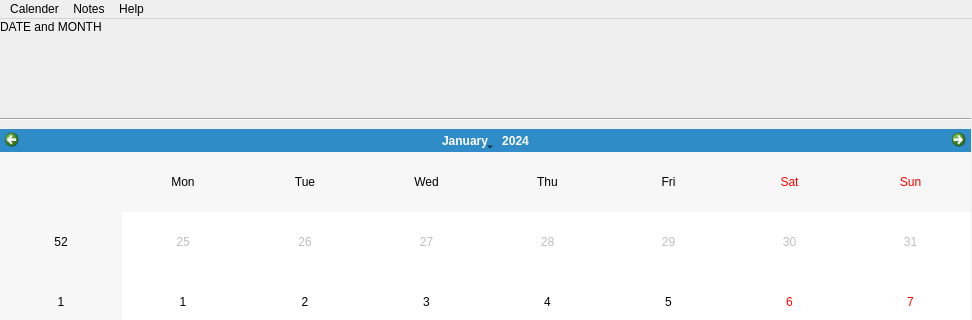
Foolfl1ckz/OpenCalendarAndNotes, file OCAN.ui: the form before one commit; both pictures show x 0 to 972 and y 0 to 320 of the 972 by 591 pixel window.
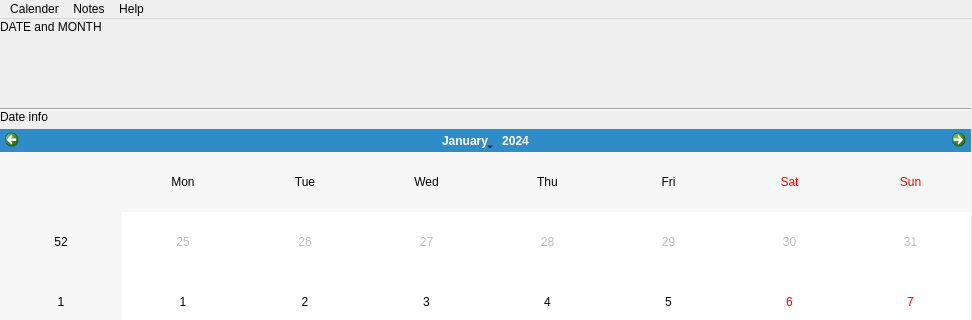
The form after the commit.

The edit to the form file:
```diff
--- a/OCAN.ui
+++ b/OCAN.ui
@@ -21,7 +21,7 @@
     <property name="geometry">
      <rect>
       <x>0</x>
-      <y>90</y>
+      <y>80</y>
       <width>971</width>
       <height>20</height>
      </rect>
@@ -53,6 +53,19 @@
      <string>DATE and MONTH</string>
     </property>
    </widget>
+   <widget class="QLabel" name="label_2">
+    <property name="geometry">
+     <rect>
+      <x>0</x>
+      <y>90</y>
+      <width>971</width>
+      <height>16</height>
+     </rect>
+    </property>
+    <property name="text">
+     <string>Date info</string>
+    </property>
+   </widget>
   </widget>
   <widget class="QMenuBar" name="menubar">
    <property name="geometry">
```
Left out of the diff: 9 changed lines with no effect on the pictures.
